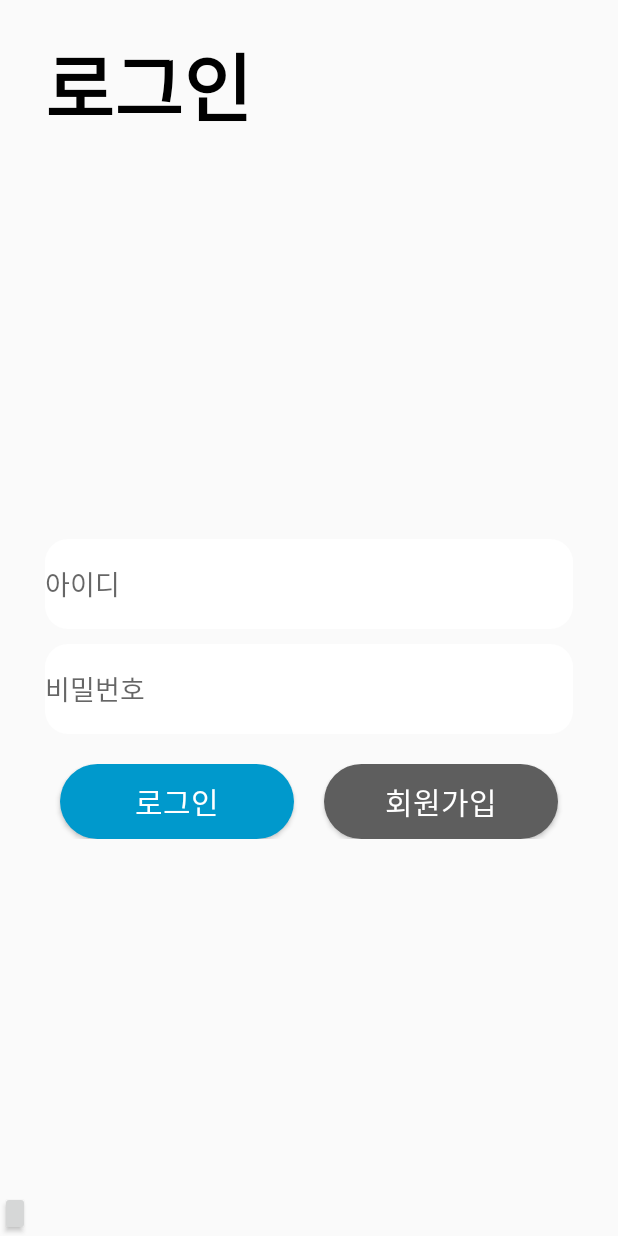
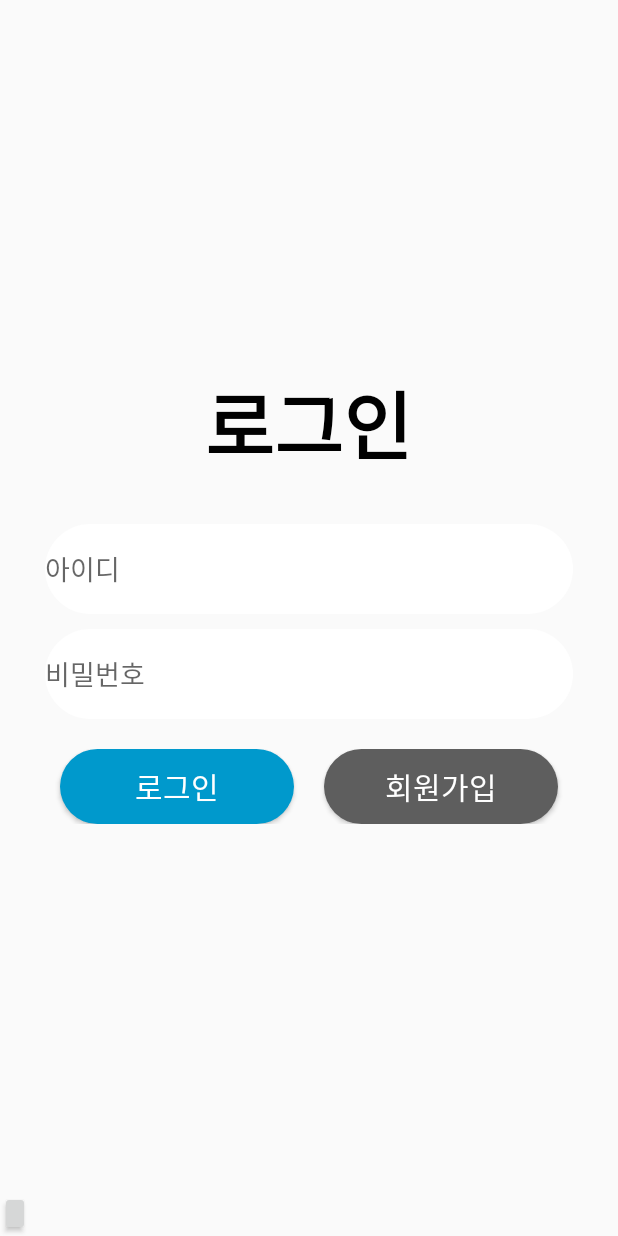
Before and after one commit to Kwak04/Lets-Chat, an Android app: the screen it shows after launch (LoginActivity), on a phone screen of 412 x 824 dp. Run offline under Robolectric (Android 15) with nearby library versions, the phone set to English and light mode, and no system bars.

Commit message:
fix(UI): the location of title, and the shape of EditTexts are changed.

```diff
--- a/app/src/main/res/drawable/rounded_edittext.xml
+++ b/app/src/main/res/drawable/rounded_edittext.xml
@@ -6,8 +6,8 @@
     <solid
         android:color="#FFFFFF"/>
     <corners
-        android:bottomRightRadius="15dp"
-        android:bottomLeftRadius="15dp"
-        android:topLeftRadius="15dp"
-        android:topRightRadius="15dp"/>
+        android:bottomRightRadius="40dp"
+        android:bottomLeftRadius="40dp"
+        android:topLeftRadius="40dp"
+        android:topRightRadius="40dp"/>
 </shape>
--- a/app/src/main/res/layout/activity_login.xml
+++ b/app/src/main/res/layout/activity_login.xml
@@ -6,24 +6,6 @@
     android:layout_height="match_parent"
     tools:context=".LoginActivity"
     android:orientation="vertical">
-
-    <LinearLayout
-        android:layout_width="match_parent"
-        android:layout_height="wrap_content"
-        android:orientation="horizontal"
-        android:layout_marginTop="@dimen/title_marginTop">
-
-        <TextView
-            android:layout_width="wrap_content"
-            android:layout_height="wrap_content"
-            android:layout_gravity="center"
-            android:layout_marginStart="@dimen/title_marginStart"
-            android:text="@string/action_sign_in"
-            android:textColor="@android:color/black"
-            android:textSize="50sp"
-            android:textStyle="bold" />
-
-    </LinearLayout>
 
     <android.support.constraint.ConstraintLayout
         android:layout_width="match_parent"
@@ -37,6 +19,15 @@
             android:orientation="vertical"
             app:layout_constraintBottom_toBottomOf="parent"
             app:layout_constraintTop_toTopOf="parent">
+
+            <TextView
+                android:layout_width="wrap_content"
+                android:layout_height="wrap_content"
+                android:layout_gravity="center"
+                android:text="@string/action_sign_in"
+                android:textColor="@android:color/black"
+                android:textSize="50sp"
+                android:textStyle="bold" />
 
             <LinearLayout
                 android:layout_width="match_parent"
```
